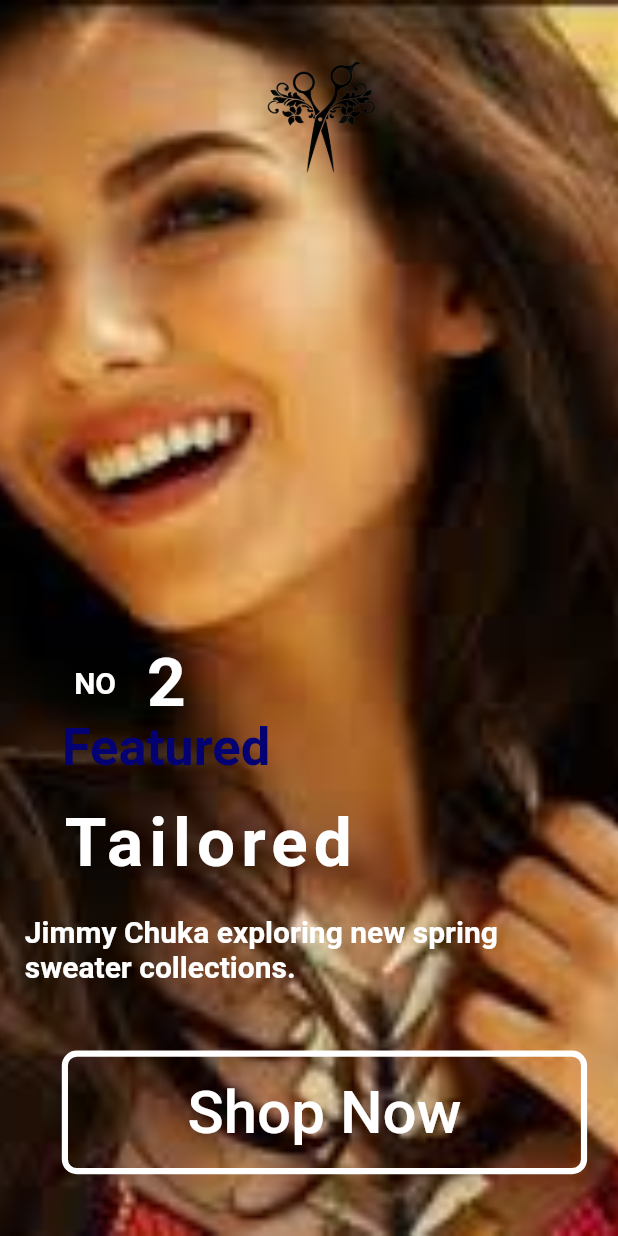
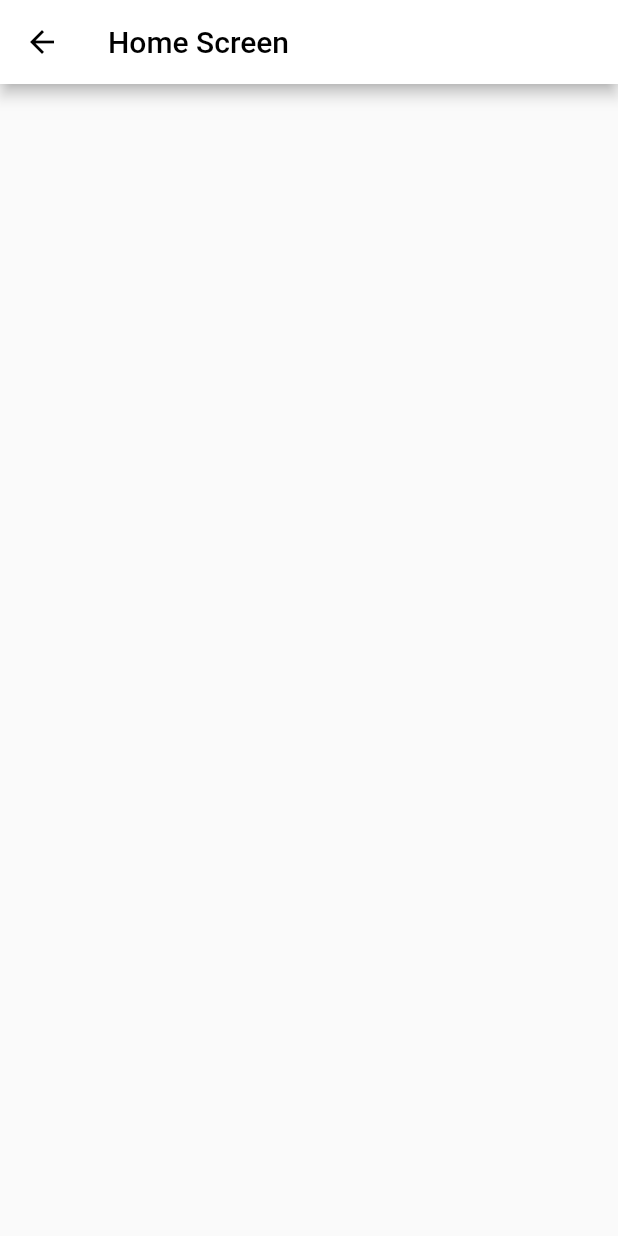
Before and after one commit to MuhammadYousufbhimla/Ecommerce-UI-UX, a Flutter app: the screen it shows after launch, swiped to page 2, on a phone screen of 412 x 824 dp. Run offline on Flutter 3.47's test engine with Material 2 defaults, Android fonts, the phone set to English and light mode, and no system bars; our stand-ins replace flutter_easyloading.

```diff
--- a/lib/pages/first.dart
+++ b/lib/pages/first.dart
@@ -1,4 +1,5 @@
 import 'package:ecommerce/Auth/login.dart';
+import 'package:ecommerce/pages/five.dart';
 import 'package:ecommerce/pages/four.dart';
 import 'package:ecommerce/pages/second.dart';
 import 'package:ecommerce/pages/third.dart';
@@ -82,6 +83,7 @@ class _FirstState extends State<First> {
            )
         ],
        ),
+       Five(),
      Second(),
      third(),
      four(),
--- /dev/null
+++ b/lib/pages/five.dart
@@ -0,0 +1,28 @@
+import 'package:flutter/material.dart';
+
+class Five extends StatefulWidget {
+  const Five({Key? key}) : super(key: key);
+
+  @override
+  State<Five> createState() => _FiveState();
+}
+
+class _FiveState extends State<Five> {
+  @override
+  Widget build(BuildContext context) {
+    return Scaffold(
+      // backgroundColor: Color.fromARGB(255, 165, 234, 201),
+      appBar: AppBar(
+
+        leading: IconButton(
+            icon: Icon(Icons.arrow_back),
+            color: Colors.black,
+            onPressed: () {
+              Navigator.pop(context);
+            }),
+          backgroundColor: Colors.white,
+        title: Text('Home Screen',style: TextStyle(color: Colors.black),),
+      ),
+    );
+  }
+}
```
